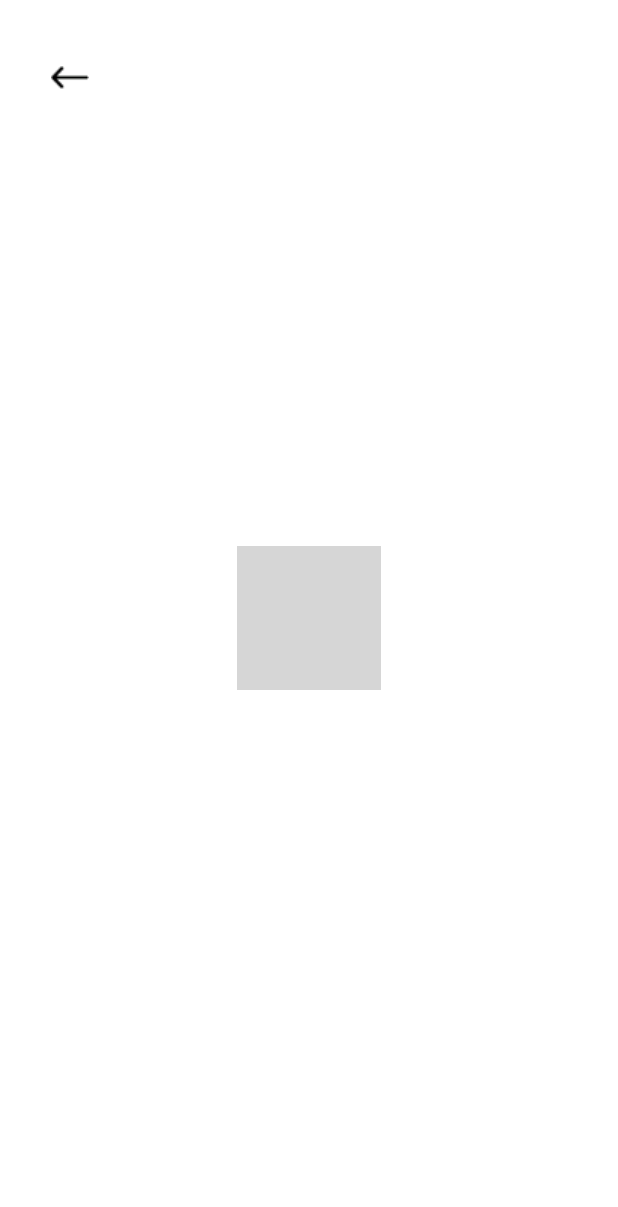
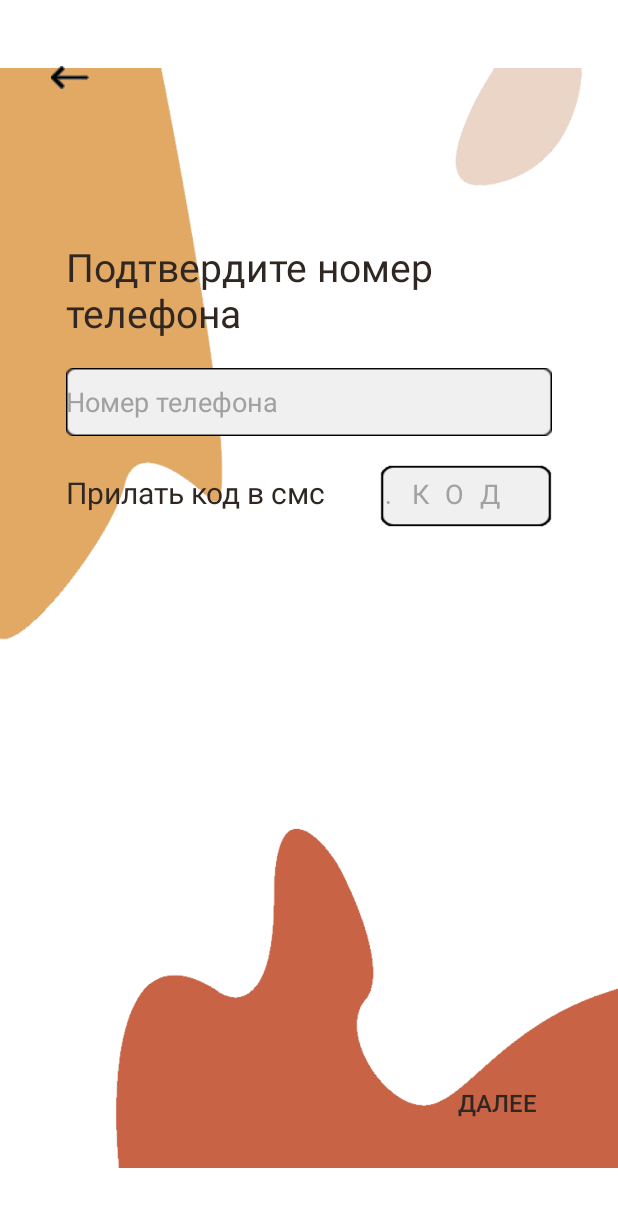
Before and after one commit to Native-Kira-Karina/Native-app, an Android app: the layout check_number.xml on its own in the app's theme, with its tools: preview values and no code run, on a phone screen of 412 x 824 dp. Shown: the top 1207 px of the screen. Run offline under Robolectric (Android 15) with nearby library versions, the light colour scheme and no system bars; grey boxes are pictures that could not be loaded.

Commit message:
something new)))

```diff
--- a/src/main/res/layout/activity_main.xml
+++ b/src/main/res/layout/activity_main.xml
@@ -24,6 +24,7 @@
         android:layout_marginTop="372dp"
         android:text="@string/nat"
         android:textAppearance="@style/TextAppearance.AppCompat.Display1"
+        android:textColor="@color/text"
         app:layout_constraintBaseline_toBaselineOf="parent"
         app:layout_constraintEnd_toEndOf="parent"
         app:layout_constraintHorizontal_bias="0.498"
--- a/src/main/res/layout/check_number.xml
+++ b/src/main/res/layout/check_number.xml
@@ -10,12 +10,14 @@
         android:id="@+id/fon"
         android:layout_width="wrap_content"
         android:layout_height="wrap_content"
+        android:contentDescription="@string/fon"
         app:layout_constraintBottom_toBottomOf="parent"
         app:layout_constraintEnd_toEndOf="parent"
+        app:layout_constraintHorizontal_bias="0.0"
         app:layout_constraintStart_toStartOf="parent"
         app:layout_constraintTop_toTopOf="parent"
-        app:srcCompat="@drawable/check_number"
-        android:contentDescription="@string/fon"/>
+        app:layout_constraintVertical_bias="1.0"
+        app:srcCompat="@drawable/check_number" />
 
     <ImageButton
         android:id="@+id/arrow"
@@ -28,4 +30,94 @@
         app:layout_constraintTop_toTopOf="parent"
         android:contentDescription="@string/nasad"
         app:srcCompat="@drawable/arrow" />
+
+    <Button
+        android:id="@+id/next"
+        style="@style/Widget.AppCompat.Button.Borderless"
+        android:layout_width="105dp"
+        android:layout_height="50dp"
+        android:layout_marginEnd="28dp"
+        android:layout_marginRight="28dp"
+        android:layout_marginBottom="64dp"
+        android:text="@string/next"
+        android:textColor="@color/text"
+        android:textSize="16sp"
+        app:backgroundTint="#C4C4C4"
+        app:cornerRadius="50dp"
+        app:layout_constraintBottom_toBottomOf="parent"
+        app:layout_constraintEnd_toEndOf="parent" />
+
+    <LinearLayout
+        android:layout_width="324dp"
+        android:layout_height="231dp"
+        android:layout_marginTop="160dp"
+        android:orientation="vertical"
+        app:layout_constraintEnd_toEndOf="parent"
+        app:layout_constraintStart_toStartOf="parent"
+        app:layout_constraintTop_toTopOf="parent">
+
+        <TextView
+            android:id="@+id/check"
+            android:layout_width="wrap_content"
+            android:layout_height="wrap_content"
+            android:text="@string/check"
+            android:textColor="@color/text"
+            android:textSize="26sp" />
+
+        <TextView
+            android:id="@+id/nul"
+            android:layout_width="match_parent"
+            android:layout_height="wrap_content"
+            android:text="@string/nul" />
+
+        <EditText
+            android:id="@+id/phone"
+            android:layout_width="match_parent"
+            android:layout_height="45dp"
+            android:autoLink="phone"
+            android:autofillHints=""
+            android:background="@drawable/btn2"
+            android:ems="10"
+            android:inputType="phone"
+            android:text="@string/number"
+            android:textColor="@color/dop_text" />
+
+        <TextView
+            android:id="@+id/nul2"
+            android:layout_width="match_parent"
+            android:layout_height="wrap_content"
+            android:text="@string/nul" />
+
+        <LinearLayout
+            android:layout_width="match_parent"
+            android:layout_height="81dp"
+            android:orientation="horizontal">
+
+            <TextView
+                android:id="@+id/sent"
+                android:layout_width="wrap_content"
+                android:layout_height="wrap_content"
+                android:layout_weight="1"
+                android:text="@string/sent_cod"
+                android:textColor="@color/text"
+                android:textSize="20sp" />
+
+            <EditText
+                android:id="@+id/cod"
+                android:layout_width="78dp"
+                android:layout_height="41dp"
+                android:layout_weight="1"
+                android:background="@drawable/btnlittle"
+                android:ems="10"
+                android:fontFamily="serif-monospace"
+                android:inputType="numberDecimal"
+                android:text="@string/cod"
+                android:textColor="@color/dop_text"
+                android:typeface="normal"
+                android:importantForAutofill="no" />
+
+        </LinearLayout>
+
+    </LinearLayout>
+
 </androidx.constraintlayout.widget.ConstraintLayout>
--- a/src/main/res/layout/first.xml
+++ b/src/main/res/layout/first.xml
@@ -37,9 +37,10 @@
         android:layout_height="40dp"
         android:text="@string/enter"
         android:textAppearance="@style/TextAppearance.AppCompat.Body1"
-        android:textColor="#302723"
+        android:textColor="@color/text"
         android:textSize="16sp"
         app:backgroundTint="#C4C4C4"
+        app:cornerRadius="20dp"
         app:iconTint="#FFFFFF"
         app:layout_constraintBottom_toBottomOf="parent"
         app:layout_constraintEnd_toEndOf="parent"
@@ -57,9 +58,10 @@
         android:background="#000000"
         android:text="@string/regist"
         android:textAppearance="@style/TextAppearance.AppCompat.Body1"
-        android:textColor="#302723"
+        android:textColor="@color/text"
         android:textSize="16sp"
         app:backgroundTint="#C4C4C4"
+        app:cornerRadius="20dp"
         app:iconTint="#FFFFFF"
         app:layout_constraintBottom_toBottomOf="parent"
         app:layout_constraintEnd_toEndOf="parent"
--- a/src/main/res/layout/reg.xml
+++ b/src/main/res/layout/reg.xml
@@ -10,12 +10,13 @@
         android:id="@+id/fon"
         android:layout_width="wrap_content"
         android:layout_height="wrap_content"
+        android:contentDescription="@string/fon"
         app:layout_constraintBottom_toBottomOf="parent"
         app:layout_constraintEnd_toEndOf="parent"
         app:layout_constraintHorizontal_bias="1.0"
         app:layout_constraintStart_toStartOf="parent"
         app:layout_constraintTop_toTopOf="parent"
-        android:contentDescription="@string/fon"
+        app:layout_constraintVertical_bias="0.0"
         app:srcCompat="@drawable/registration" />
 
     <TextView
@@ -24,7 +25,7 @@
         android:layout_height="33dp"
         android:layout_marginTop="164dp"
         android:text="@string/reg"
-        android:textColor="#302723"
+        android:textColor="@color/text"
         android:textSize="20sp"
         app:layout_constraintBaseline_toBaselineOf="parent"
         app:layout_constraintEnd_toEndOf="parent"
@@ -51,6 +52,7 @@
         android:layout_marginStart="68dp"
         android:layout_marginLeft="68dp"
         android:layout_marginTop="236dp"
+        android:background="@android:color/transparent"
         android:contentDescription="@string/famy"
         app:layout_constraintStart_toStartOf="parent"
         app:layout_constraintTop_toTopOf="parent"
@@ -74,7 +76,7 @@
         android:layout_height="34dp"
         android:layout_marginTop="352dp"
         android:text="@string/famy"
-        android:textColor="#302723"
+        android:textColor="@color/text"
         android:textSize="26sp"
         app:layout_constraintBaseline_toBaselineOf="parent"
         app:layout_constraintEnd_toEndOf="parent"
@@ -88,7 +90,7 @@
         android:layout_height="wrap_content"
         android:layout_marginTop="352dp"
         android:text="@string/grany"
-        android:textColor="#302723"
+        android:textColor="@color/text"
         android:textSize="26sp"
         app:layout_constraintBaseline_toBaselineOf="parent"
         app:layout_constraintEnd_toEndOf="parent"
--- a/src/main/res/values/colors.xml
+++ b/src/main/res/values/colors.xml
@@ -7,4 +7,6 @@
     <color name="teal_700">#FF018786</color>
     <color name="black">#FF000000</color>
     <color name="white">#FFFFFFFF</color>
+    <color name="text">#302723</color>
+    <color name="dop_text">#A1A1A1</color>
 </resources>
--- a/src/main/res/values/strings.xml
+++ b/src/main/res/values/strings.xml
@@ -9,4 +9,10 @@
     <string name="pic">Картинка</string>
     <string name="nasad">Вернуться назад</string>
     <string name="nat">Native</string>
+    <string name="next">Далее</string>
+    <string name="check">Подтвердите номер телефона</string>
+    <string name="number">Номер телефона</string>
+    <string name="sent_cod">Прилать код в смс</string>
+    <string name="cod">.    К  О  Д</string>
+    <string name="nul"> </string>
 </resources>
```
Also changed, not shown: src/main/res/drawable/arrow.png, src/main/res/drawable/btn2.png, src/main/res/drawable/btnlittle.png (added), src/main/res/drawable/check_number.png (added), src/main/res/drawable/famy.png, src/main/res/drawable/famy2.png (added), src/main/res/drawable/logo1.jpg (added), src/main/res/drawable/logotip.jpg (added).
